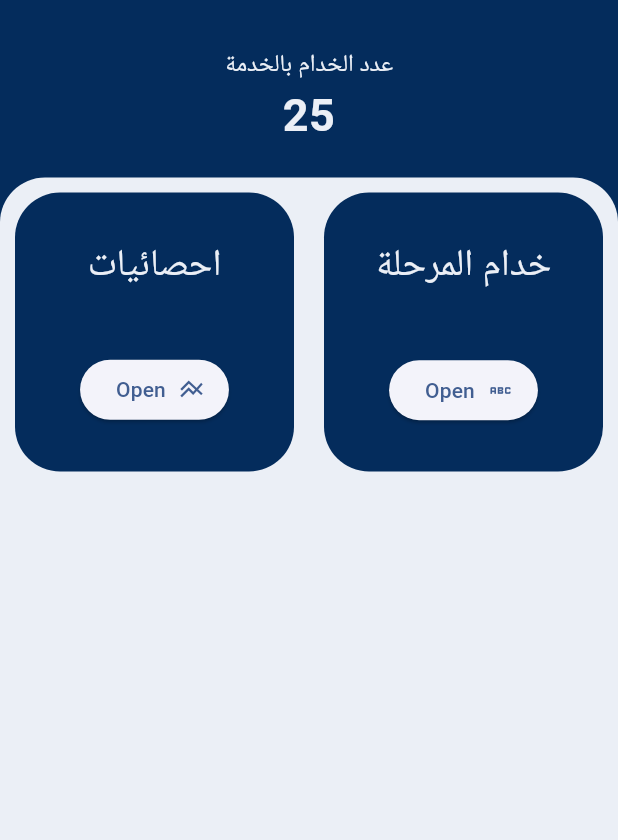
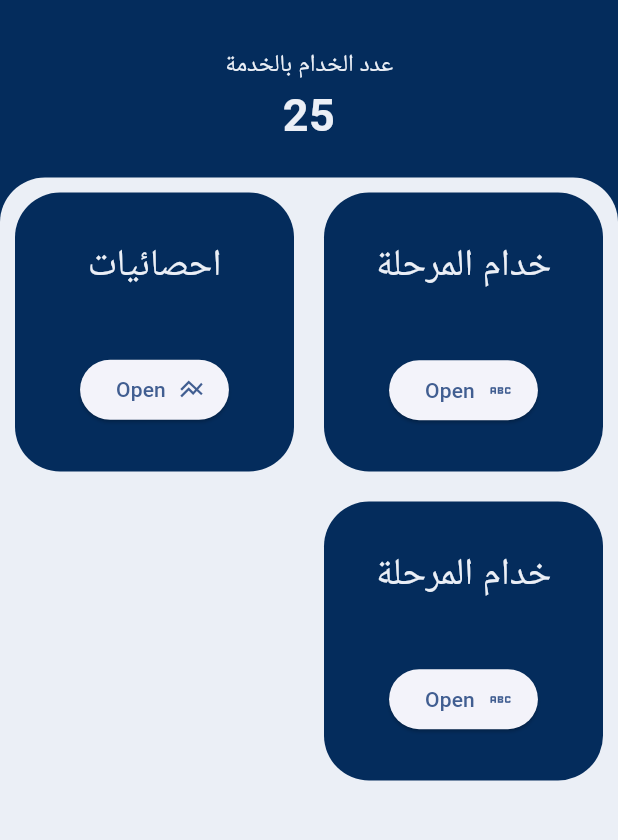
Before and after one commit to MinaYasser100/Faithful-Servant, a Flutter app: the GeneralSuperVisor screen opened by its route, on a phone screen of 412 x 824 dp, the part 67-907 px from its top. Run offline on Flutter 3.47's test engine with Material 3 defaults, Android fonts, the phone set to English and light mode, and no system bars; our stand-ins replace cloud_firestore, firebase_auth, firebase_core, firebase_storage, flutter_animate, flutter_bloc and 7 more; accounts and stored records are empty; Roboto replaces fonts that are missing (Cairo).

Commit message:
handle the option and screen form user privilage

```diff
--- a/lib/core/function/get_user_data.dart
+++ b/lib/core/function/get_user_data.dart
@@ -5,6 +5,5 @@ import 'package:hive/hive.dart';
 Future<UserModel?> getUserData() async {
   var userBox = await Hive.openBox<UserModel>(kUserBox);
   UserModel? user = userBox.values.first;
-  print(user);
   return user;
 }
--- a/lib/core/helper/constant.dart
+++ b/lib/core/helper/constant.dart
@@ -102,7 +102,15 @@ List<Map> genetalSuperVisorPages = [
   {
     'text': 'احصائيات',
     "btntext": 'Open',
-    'routeto': GetPages.statistics,
+    'routeto': GetPages.kSupervisorStatisticsView,
     'icon': Icons.line_axis,
   },
+  {
+    'text': 'خدام المرحلة',
+    "btntext": 'Open',
+    'routeto': GetPages.mineServant,
+    'icon': Icons.abc_outlined,
+  },
 ];
+
+List<Map> servantPages = [];
--- a/lib/core/helper/get_pages.dart
+++ b/lib/core/helper/get_pages.dart
@@ -1,6 +1,7 @@
 import 'package:faithful_servant/features/forgotten_password/presentation/views/forgotten_password.dart';
 import 'package:faithful_servant/features/general_manager/presentation/views/general_manager_screen.dart';
 import 'package:faithful_servant/features/general_supervisor/presentation/views/general_supervisor.dart';
+import 'package:faithful_servant/features/general_supervisor_screens/supervisor_statistic/presentation/views/supervisor_statistics_view.dart';
 import 'package:faithful_servant/features/login/presentation/views/login_view.dart';
 import 'package:faithful_servant/features/mine_servant/presentation/views/mine_servant_screen.dart';
 import 'package:faithful_servant/features/register/presentation/views/register_view.dart';
@@ -20,6 +21,7 @@ abstract class GetPages {
   static String kSettingLanguageView = '/SettingLanguageView';
   static String kGeneralSupervisor = '/generalSupervisor';
   static String kServantView = '/servantview';
+  static String kSupervisorStatisticsView = '/supervisorStatisticsView';
   static String generalManager = '/generalManager';
   static String mineServant = '/MineServant';
   static String statistics = '/statistics';
@@ -79,5 +81,10 @@ abstract class GetPages {
       page: () => const ServantView(),
       transition: Transition.circularReveal,
     ),
+    GetPage(
+      name: kSupervisorStatisticsView,
+      page: () => const SupervisorStatisticsView(),
+      transition: Transition.circularReveal,
+    ),
   ];
 }
--- a/lib/core/widgets/Drawer/drawer.dart
+++ b/lib/core/widgets/Drawer/drawer.dart
@@ -1,10 +1,10 @@
 import 'package:faithful_servant/core/helper/get_pages.dart';
-import 'package:faithful_servant/core/widgets/Drawer/widgets/drawer_pages_options.dart';
 import 'package:faithful_servant/features/login/presentation/manager/cubit/login_cubit.dart';
 import 'package:flutter/material.dart';
 import 'package:flutter_bloc/flutter_bloc.dart';
 import 'package:get/get.dart';
 
+import 'widgets/drawer_pages_options_future_builder.dart';
 import 'widgets/user_accounts_drawer_future_builder.dart';
 
 class GeneralDrawer extends StatelessWidget {
@@ -25,7 +25,7 @@ class GeneralDrawer extends StatelessWidget {
             child: Column(
               children: [
                 const UserAccountDrawerHeaderFutureBuilder(),
-                const DrawerPagesOptions(),
+                const DrawerPagesOptionsFutureBuilder(),
                 ListTile(
                   onTap: () {
                     Get.toNamed(GetPages.kSettingLanguageView);
--- a/lib/features/general_manager/presentation/views/widgets/page_cards.dart
+++ b/lib/features/general_manager/presentation/views/widgets/page_cards.dart
@@ -4,8 +4,8 @@ import 'package:flutter/material.dart';
 import 'package:get/get.dart';
 
 class PageCards extends StatelessWidget {
-  const PageCards({super.key});
-
+  const PageCards({super.key, required this.screensList});
+  final List<Map<dynamic, dynamic>> screensList;
   @override
   Widget build(BuildContext context) {
     return Expanded(
@@ -16,16 +16,16 @@ class PageCards extends StatelessWidget {
                 topRight: Radius.circular(bodyRadious)),
             color: kSecondColor),
         child: GridView.builder(
-          itemCount: pagesafterfilter.length,
+          itemCount: screensList.length,
           gridDelegate: const SliverGridDelegateWithFixedCrossAxisCount(
               crossAxisCount: 2),
           itemBuilder: (context, index) {
             return EachCard(
-              text: pagesafterfilter[index]['text'],
-              btnText: pagesafterfilter[index]['btntext'],
-              icon: pagesafterfilter[index]['icon'],
+              text: screensList[index]['text'],
+              btnText: screensList[index]['btntext'],
+              icon: screensList[index]['icon'],
               onPressed: () {
-                Get.toNamed(pagesafterfilter[index]["routeto"]);
+                Get.toNamed(screensList[index]["routeto"]);
               },
             );
           },
--- a/lib/features/general_supervisor/presentation/views/widgets/generla_supervisor_body.dart
+++ b/lib/features/general_supervisor/presentation/views/widgets/generla_supervisor_body.dart
@@ -1,3 +1,4 @@
+import 'package:faithful_servant/core/helper/constant.dart';
 import 'package:faithful_servant/features/general_manager/presentation/views/widgets/page_cards.dart';
 import 'package:faithful_servant/features/general_manager/presentation/views/widgets/quick_summary_space.dart';
 import 'package:flutter/material.dart';
@@ -7,10 +8,10 @@ class GeneralSupervisorBody extends StatelessWidget {
 
   @override
   Widget build(BuildContext context) {
-    return const Column(
+    return Column(
       children: [
-        QuickSummarySpace(),
-        PageCards(),
+        const QuickSummarySpace(),
+        PageCards(screensList: genetalSuperVisorPages),
       ],
     );
   }
```
Also changed, not shown: lib/core/widgets/Drawer/function/determined_pages_options.dart (added, +13 -0 lines), lib/core/widgets/Drawer/widgets/drawer_pages_options.dart (+11 -6 lines), lib/core/widgets/Drawer/widgets/drawer_pages_options_future_builder.dart (added, +30 -0 lines), lib/features/general_manager/presentation/views/widgets/general_manager_body.dart (+4 -3 lines).
